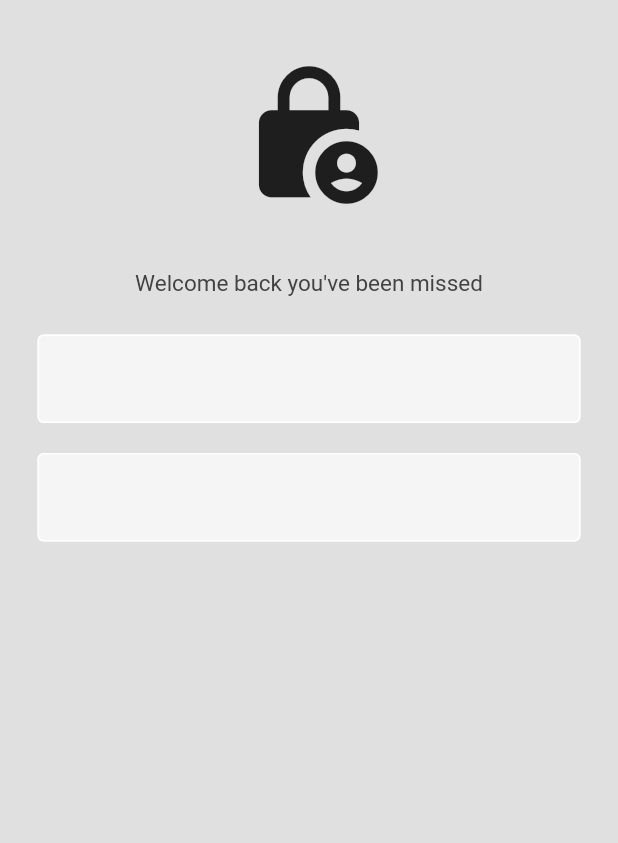
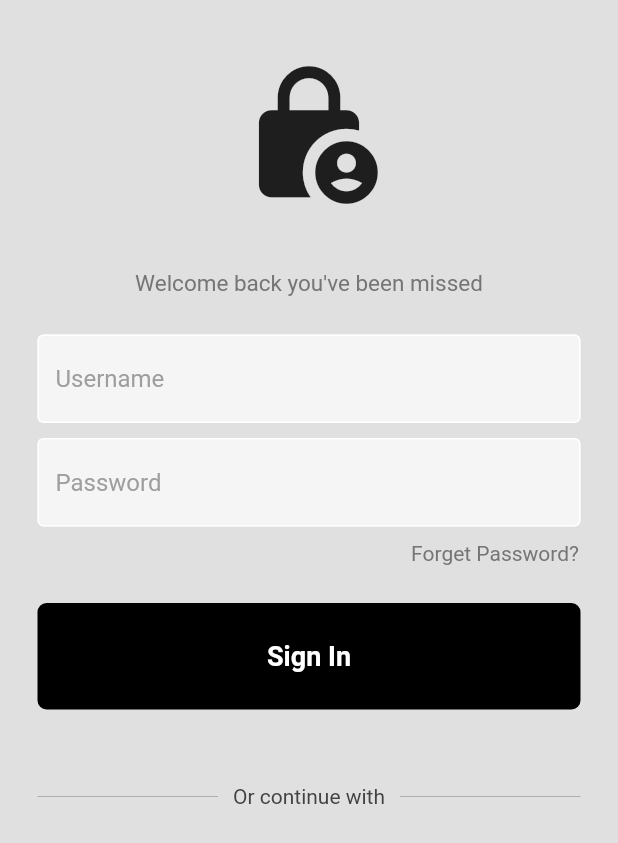
Before and after one commit to omarzouaoui/FlutterAuth, a Flutter app: the screen it shows after launch, on a phone screen of 412 x 824 dp. Shown: the top 843 px of the screen. Run offline on Flutter 3.47's test engine with Material 2 defaults, Android fonts, the phone set to English and light mode, and no system bars.

Commit message:
SignIn Component

```diff
--- a/flutter_auth/lib/components/input_text_filed.dart
+++ b/flutter_auth/lib/components/input_text_filed.dart
@@ -1,13 +1,25 @@
 import 'package:flutter/material.dart';
 
 class InputTextField extends StatelessWidget {
-  const InputTextField({super.key});
+
+  final controller;
+  final String hintText;
+  final bool obscureText;
+
+  const InputTextField({
+    super.key,
+    required this.controller,
+    required this.hintText,
+    required this.obscureText,
+    });
 
   @override
   Widget build(BuildContext context) {
     return Padding(
                  padding: const EdgeInsets.symmetric(horizontal: 25.0),
                  child: TextField(
+                  controller: controller,
+                  obscureText: obscureText,
                   decoration: InputDecoration(
                     enabledBorder: const OutlineInputBorder(
                       borderSide: BorderSide(
@@ -23,6 +35,10 @@ class InputTextField extends StatelessWidget {
 
                     fillColor: Colors.grey.shade100,
                     filled: true,
+                    hintText: hintText,
+                    hintStyle: TextStyle(
+                      color: Colors.grey.shade500
+                    ),
                   ),
               ),
                );
--- /dev/null
+++ b/flutter_auth/lib/components/my_button.dart
@@ -0,0 +1,36 @@
+import 'package:flutter/material.dart';
+
+class MyButton extends StatelessWidget {
+
+  final Function()?onTap;
+
+  const MyButton({
+    super.key,
+    required this.onTap,
+    });
+
+  @override
+  Widget build(BuildContext context) {
+    return GestureDetector(
+      onTap: (){},
+      child: Container(
+        padding: const EdgeInsets.all(25.0),
+        margin: const EdgeInsets.symmetric(horizontal: 25.0),
+        decoration: BoxDecoration(
+          color: Colors.black,
+          borderRadius: BorderRadius.circular(6.0),
+        ),
+        child: const Center(
+          child: Text(
+            "Sign In",
+            style: TextStyle(
+              color: Colors.white,
+              fontWeight: FontWeight.bold,
+              fontSize: 18,
+            ),
+            )
+          ),
+      ),
+    );
+  }
+}
--- a/flutter_auth/lib/main.dart
+++ b/flutter_auth/lib/main.dart
@@ -10,7 +10,7 @@ class MyApp extends StatelessWidget {
 
   @override
   Widget build(BuildContext context) {
-    return const  MaterialApp(
+    return MaterialApp(
       debugShowCheckedModeBanner: false,
       home: LoginPage(),
     );
--- a/flutter_auth/lib/pages/login_page.dart
+++ b/flutter_auth/lib/pages/login_page.dart
@@ -1,8 +1,16 @@
 import 'package:flutter/material.dart';
 import 'package:flutter_auth/components/input_text_filed.dart';
+import 'package:flutter_auth/components/my_button.dart';
 
 class LoginPage extends StatelessWidget {
-  const LoginPage({super.key});
+  LoginPage({super.key});
+
+  //text controllers
+  final usernameController = TextEditingController();
+  final passwordController = TextEditingController();
+
+  //sign in
+  void SignUserIn(){}
 
   @override
   Widget build(BuildContext context) {
@@ -23,18 +31,85 @@ class LoginPage extends StatelessWidget {
               Text(
                 "Welcome back you've been missed",
                 style: TextStyle(
-                  color: Colors.grey.shade800,
+                  color: Colors.grey.shade600,
                   fontSize: 15,
                 ),
               ),
-              const SizedBox(height: 25,),
+              const SizedBox(height: 25.0,),
               //user name textfield
-              const InputTextField(),
+              InputTextField(
+                controller: usernameController,
+                hintText: "Username",
+                obscureText: false,
+              ),
 
-              const SizedBox(height: 20.0,),
+              const SizedBox(height: 10.0,),
 
               //password textfield
-              const InputTextField(),
+              InputTextField(
+                controller: passwordController,
+                hintText: "Password",
+                obscureText: true,
+              ),
+
+              const SizedBox(height: 10.0,),
+
+              Padding(
+                padding: const EdgeInsets.symmetric(horizontal: 26.0),
+                child: Row(
+                  mainAxisAlignment: MainAxisAlignment.end,
+                  children: [
+                    Text(
+                      "Forget Password?",
+                      style: TextStyle(
+                        color: Colors.grey.shade600
+                      ),
+                    ),
+                  ],
+                ),
+              ),
+
+              const SizedBox(height: 25.0,),
+
+              MyButton(
+                onTap: SignUserIn,
+              ),
+
+              const SizedBox(height: 50.0,),
+
+              Padding(
+                padding: const EdgeInsets.symmetric(horizontal: 25.0),
+                child: Row(
+                  children: [
+                    Expanded(
+                      child: Divider(
+                        thickness: 0.5,
+                        color: Colors.grey.shade500,
+                      ),
+                    ),
+                    Padding(
+                      padding: EdgeInsets.symmetric(horizontal: 10.0),
+                      child: Text(
+                        "Or continue with",
+                        style: TextStyle(
+                          color: Colors.grey.shade800
+                        ),
+                        ),
+                    ),
+                    Expanded(
+                      child: Divider(
+                        thickness: 0.5,
+                        color: Colors.grey.shade500,
+                      ),
+                    ),
+                  ],
+                ),
+              ),
+
+
+
+
+
 
               //forgot password
 
```
